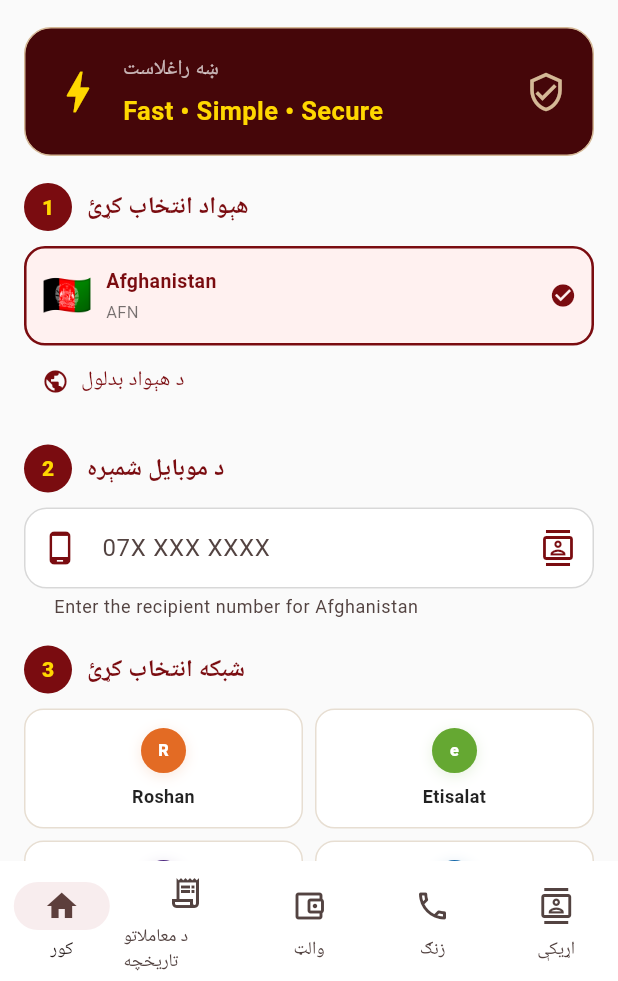
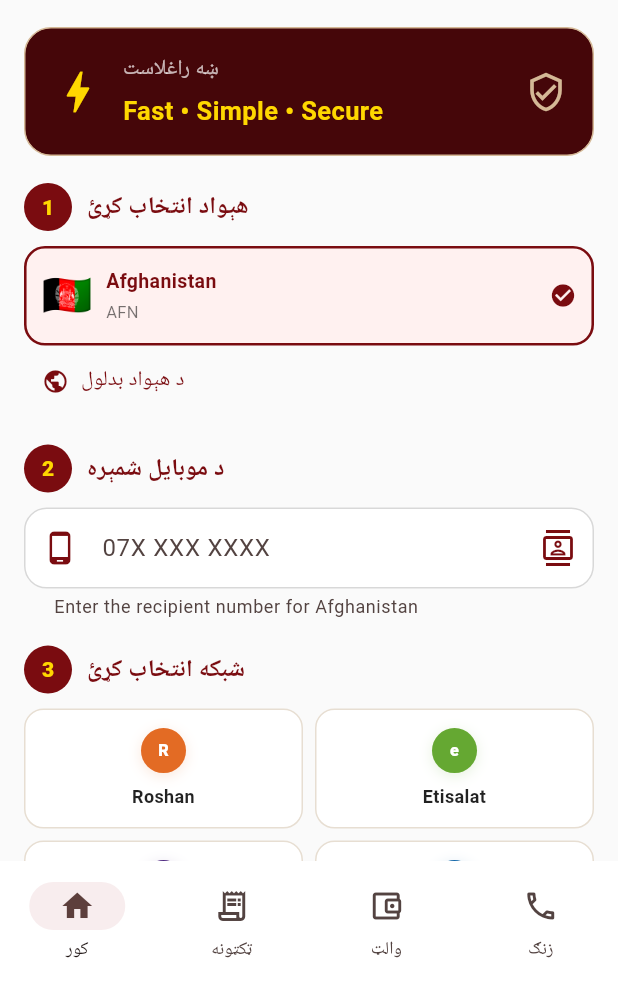
Before and after one commit to musafirpiruz/pgnt-asian-backend, a Flutter app: the PgntHomePage screen opened directly, on a phone screen of 412 x 824 dp, the part 255-1236 px from its top. Run offline on Flutter 3.47's test engine with Material 3 defaults, Android fonts, the phone set to English and light mode, and no system bars; our stand-ins replace app_links, firebase_core, flutter_contacts, flutter_secure_storage, shared_preferences; accounts and stored records are empty; generated files the repository leaves out were written again; statements that could not run were skipped.

Commit message:
fix: sync Flutter library entrypoint with APK source of truth

```diff
--- a/lib/main.dart
+++ b/lib/main.dart
@@ -530,6 +530,7 @@ const Map<String, Map<String, String>> translations = {
     'topup': 'موبایل چارج',
     'wallet': 'والټ',
     'history': 'د معاملاتو تاریخچه',
+    'tickets': 'ټکټونه',
     'receipt': 'رسید',
     'support': 'مرسته',
     'profile': 'پروفایل',
@@ -603,6 +604,7 @@ const Map<String, Map<String, String>> translations = {
     'topup': 'شارژ موبایل',
     'wallet': 'کیف پول',
     'history': 'تاریخچه تراکنش‌ها',
+    'tickets': 'تکت‌ها',
     'receipt': 'رسید',
     'support': 'پشتیبانی',
     'profile': 'پروفایل',
@@ -676,6 +678,7 @@ const Map<String, Map<String, String>> translations = {
     'topup': 'Mobile Top-up',
     'wallet': 'Wallet',
     'history': 'Transaction History',
+    'tickets': 'Tickets',
     'receipt': 'Receipt',
     'support': 'Support',
     'profile': 'Profile',
@@ -749,6 +752,7 @@ const Map<String, Map<String, String>> translations = {
     'topup': 'موبائل ریچارج',
     'wallet': 'والٹ',
     'history': 'لین دین کی تاریخ',
+    'tickets': 'ٹکٹ',
     'receipt': 'رسید',
     'support': 'مدد',
     'profile': 'پروفائل',
@@ -822,6 +826,7 @@ const Map<String, Map<String, String>> translations = {
     'topup': 'मोबाइल रिचार्ज',
     'wallet': 'वॉलेट',
     'history': 'लेन-देन इतिहास',
+    'tickets': 'टिकट',
     'receipt': 'रसीद',
     'support': 'सहायता',
     'profile': 'प्रोफ़ाइल',
@@ -895,6 +900,7 @@ const Map<String, Map<String, String>> translations = {
     'topup': 'মোবাইল রিচার্জ',
     'wallet': 'ওয়ালেট',
     'history': 'লেনদেনের ইতিহাস',
+    'tickets': 'টিকিট',
     'receipt': 'রসিদ',
     'support': 'সহায়তা',
     'profile': 'প্রোফাইল',
@@ -1889,7 +1895,7 @@ class _PgntHomePageState extends State<PgntHomePage> {
       bottomNavigationBar: NavigationBar(
         backgroundColor: Colors.white,
         indicatorColor: const Color(0xFFF8EDEE),
-        selectedIndex: selectedTab >= 5 ? 0 : selectedTab,
+        selectedIndex: selectedTab >= 4 ? 0 : selectedTab,
         onDestinationSelected: (index) {
           setState(() => selectedTab = index);
         },
@@ -1902,7 +1908,7 @@ class _PgntHomePageState extends State<PgntHomePage> {
           NavigationDestination(
             icon: const Icon(Icons.receipt_long_outlined),
             selectedIcon: const Icon(Icons.receipt_long),
-            label: t('history'),
+            label: t('tickets'),
           ),
           NavigationDestination(
             icon: const Icon(Icons.account_balance_wallet_outlined),
@@ -1913,11 +1919,6 @@ class _PgntHomePageState extends State<PgntHomePage> {
             icon: const Icon(Icons.call_outlined),
             selectedIcon: const Icon(Icons.call),
             label: t('call'),
-          ),
-          NavigationDestination(
-            icon: const Icon(Icons.contacts_outlined),
-            selectedIcon: const Icon(Icons.contacts),
-            label: t('contacts'),
           ),
         ],
       ),
```
